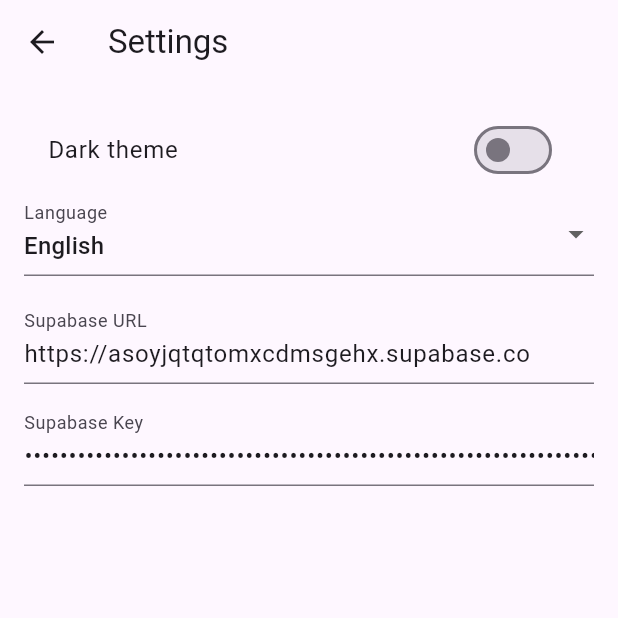
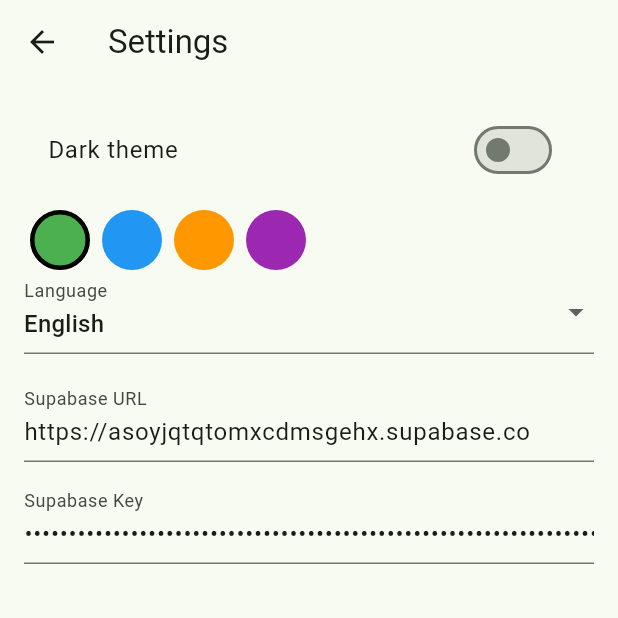
Before and after one commit to maxshmax666/greenWave, a Flutter app: the screen it shows once a user with an empty profile is signed in, after a tap on the "settings" icon, on a phone screen of 412 x 824 dp, the top half of it. Run offline on Flutter 3.47's test engine with Material 3 defaults, Android fonts, the phone set to English and light mode, and no system bars; our stand-ins replace camera, flutter_map, geolocator, latlong2, permission_handler, shared_preferences and 2 more; accounts and stored records are empty.

Commit message:
Persist theme color selection

```diff
--- a/lib/main.dart
+++ b/lib/main.dart
@@ -1,16 +1,28 @@
 import 'package:flutter/material.dart';
 import 'package:supabase_flutter/supabase_flutter.dart';
+import 'package:shared_preferences/shared_preferences.dart';
 import 'screens/map_screen.dart';
 import 'screens/cycle_recorder.dart';
 import 'screens/speed_advisor.dart';
 
 const supabaseUrl = 'https://asoyjqtqtomxcdmsgehx.supabase.co';
-const supabaseAnonKey = 'eyJhbGciOiJIUzI1NiIsInR5cCI6IkpXVCJ9.eyJpc3MiOiJzdXBhYmFzZSIsInJlZiI6ImFzb3lqcXRxdG9teGNkbXNnZWh4Iiwicm9sZSI6ImFub24iLCJpYXQiOjE3NTUxMDc2NzIsImV4cCI6MjA3MDY4MzY3Mn0.AgVnUEmf4dO3aaVBJjZ1zJm0EFUQ0ghENtpkRqsXW4o';
+const supabaseAnonKey =
+    'eyJhbGciOiJIUzI1NiIsInR5cCI6IkpXVCJ9.eyJpc3MiOiJzdXBhYmFzZSIsInJlZiI6ImFzb3lqcXRxdG9teGNkbXNnZWh4Iiwicm9sZSI6ImFub24iLCJpYXQiOjE3NTUxMDc2NzIsImV4cCI6MjA3MDY4MzY3Mn0.AgVnUEmf4dO3aaVBJjZ1zJm0EFUQ0ghENtpkRqsXW4o';
+
+const seedColors = [
+  Colors.green,
+  Colors.blue,
+  Colors.orange,
+  Colors.purple,
+];
 
 final themeMode = ValueNotifier<ThemeMode>(ThemeMode.system);
+final themeColorIndex = ValueNotifier<int>(0);
 
 Future<void> main() async {
   WidgetsFlutterBinding.ensureInitialized();
+  final prefs = await SharedPreferences.getInstance();
+  themeColorIndex.value = prefs.getInt('colorIndex') ?? 0;
   await Supabase.initialize(url: supabaseUrl, anonKey: supabaseAnonKey);
   runApp(const MyApp());
 }
@@ -21,16 +33,28 @@ class MyApp extends StatelessWidget {
   const MyApp({super.key});
   @override
   Widget build(BuildContext context) {
+    return ValueListenableBuilder<int>(
+      valueListenable: themeColorIndex,
+      builder: (context, colorIdx, _) {
+        final color = seedColors[colorIdx % seedColors.length];
         return ValueListenableBuilder<ThemeMode>(
           valueListenable: themeMode,
           builder: (context, mode, _) => MaterialApp(
             title: 'GreenWave',
             themeMode: mode,
-        theme: ThemeData.light(),
-        darkTheme: ThemeData.dark(),
+            theme: ThemeData(
+              colorSchemeSeed: color,
+              brightness: Brightness.light,
+            ),
+            darkTheme: ThemeData(
+              colorSchemeSeed: color,
+              brightness: Brightness.dark,
+            ),
             debugShowCheckedModeBanner: false,
             home: const AuthGate(),
           ),
+        );
+      },
     );
   }
 }
--- a/lib/screens/settings_screen.dart
+++ b/lib/screens/settings_screen.dart
@@ -1,4 +1,5 @@
 import 'package:flutter/material.dart';
+import 'package:shared_preferences/shared_preferences.dart';
 import '../env.dart';
 import '../main.dart';
 
@@ -26,6 +27,34 @@ class _SettingsScreenState extends State<SettingsScreen> {
             onChanged: (v) => setState(
                 () => themeMode.value = v ? ThemeMode.dark : ThemeMode.light),
           ),
+          const SizedBox(height: 12),
+          ValueListenableBuilder<int>(
+            valueListenable: themeColorIndex,
+            builder: (context, idx, _) => Row(
+              children: [
+                for (int i = 0; i < seedColors.length; i++)
+                  GestureDetector(
+                    onTap: () async {
+                      themeColorIndex.value = i;
+                      final prefs = await SharedPreferences.getInstance();
+                      await prefs.setInt('colorIndex', i);
+                    },
+                    child: Container(
+                      margin: const EdgeInsets.symmetric(horizontal: 4),
+                      width: 40,
+                      height: 40,
+                      decoration: BoxDecoration(
+                        color: seedColors[i],
+                        shape: BoxShape.circle,
+                        border: idx == i
+                            ? Border.all(width: 3, color: Colors.black)
+                            : null,
+                      ),
+                    ),
+                  ),
+              ],
+            ),
+          ),
           DropdownButtonFormField<String>(
             value: _lang,
             items: const [
```
Lines whose indentation alone changed are shown as unchanged.
